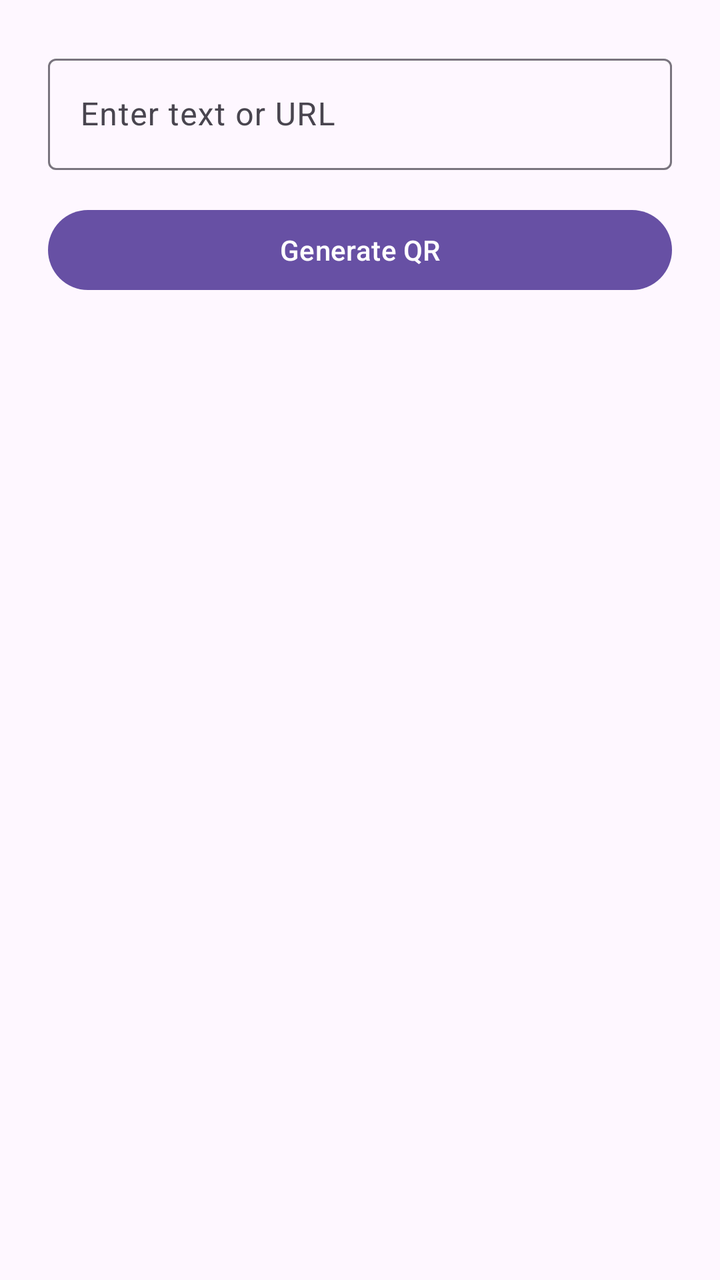
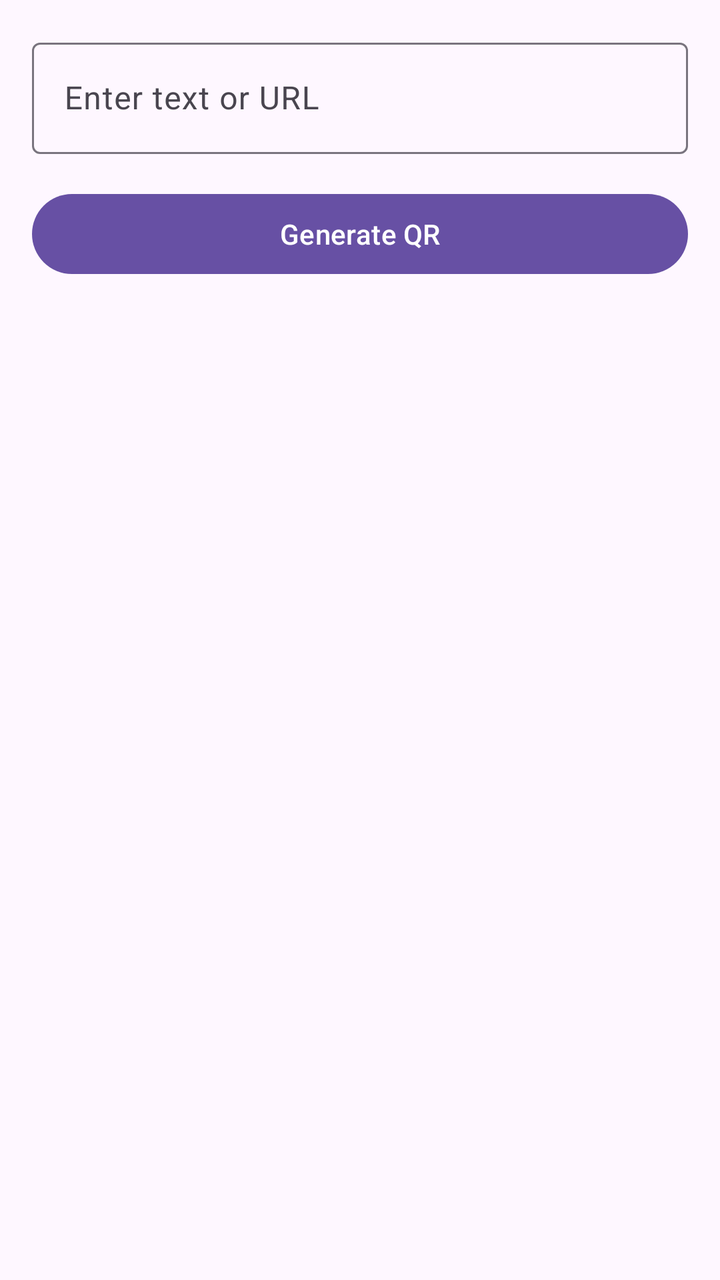

Two renders of the same Android screen: before a commit and after it. Below are the layout's source before the change and the commit's diff.
<!-- AndroidManifest.xml: application theme Theme.QRCodeGenerator -->
<!-- res/layout/activity_main.xml -->
<?xml version="1.0" encoding="utf-8"?>
<LinearLayout xmlns:android="http://schemas.android.com/apk/res/android"
    xmlns:tools="http://schemas.android.com/tools"
    android:id="@+id/main"
    android:layout_width="match_parent"
    android:layout_height="match_parent"
    android:orientation="vertical"
    android:padding="24dp"
    tools:context=".MainActivity">

    <com.google.android.material.textfield.TextInputLayout
        android:layout_width="match_parent"
        android:layout_height="wrap_content"
        android:hint="@string/hint_input">

        <com.google.android.material.textfield.TextInputEditText
            android:id="@+id/etInput"
            android:layout_width="match_parent"
            android:layout_height="wrap_content"
            android:inputType="text" />
    </com.google.android.material.textfield.TextInputLayout>

    <Button
        android:id="@+id/btnGenerate"
        android:layout_width="match_parent"
        android:layout_height="wrap_content"
        android:layout_marginTop="16dp"
        android:text="@string/btn_generate" />

    <ImageView
        android:id="@+id/ivQrCode"
        android:layout_width="250dp"
        android:layout_height="250dp"
        android:layout_gravity="center_horizontal"
        android:layout_marginTop="24dp"
        android:contentDescription="@string/cd_qr_code"
        android:visibility="gone" />

    <Button
        android:id="@+id/btnSave"
        android:layout_width="match_parent"
        android:layout_height="wrap_content"
        android:layout_marginTop="24dp"
        android:text="@string/btn_save"
        android:visibility="gone" />

    <Button
        android:id="@+id/btnShare"
        android:layout_width="match_parent"
        android:layout_height="wrap_content"
        android:layout_marginTop="8dp"
        android:text="@string/btn_share"
        android:visibility="gone" />

</LinearLayout>
<!-- resources referenced by this layout -->
<resources>
  <string name="btn_generate">Generate QR</string>
  <string name="btn_save">Save to Gallery</string>
  <string name="btn_share">Share</string>
  <string name="cd_qr_code">Generated QR code</string>
  <string name="hint_input">Enter text or URL</string>
  <style name="Theme.QRCodeGenerator" parent="Base.Theme.QRCodeGenerator" />
  <style name="Base.Theme.QRCodeGenerator" parent="Theme.Material3.DayNight.NoActionBar">
          
          
      </style>
</resources>

<!-- the commit's change to res/layout/activity_main.xml (unified diff, before → after) -->
@@ -5,7 +5,7 @@
     android:layout_width="match_parent"
     android:layout_height="match_parent"
     android:orientation="vertical"
-    android:padding="24dp"
+    android:padding="16dp"
     tools:context=".MainActivity">
 
     <com.google.android.material.textfield.TextInputLayout
